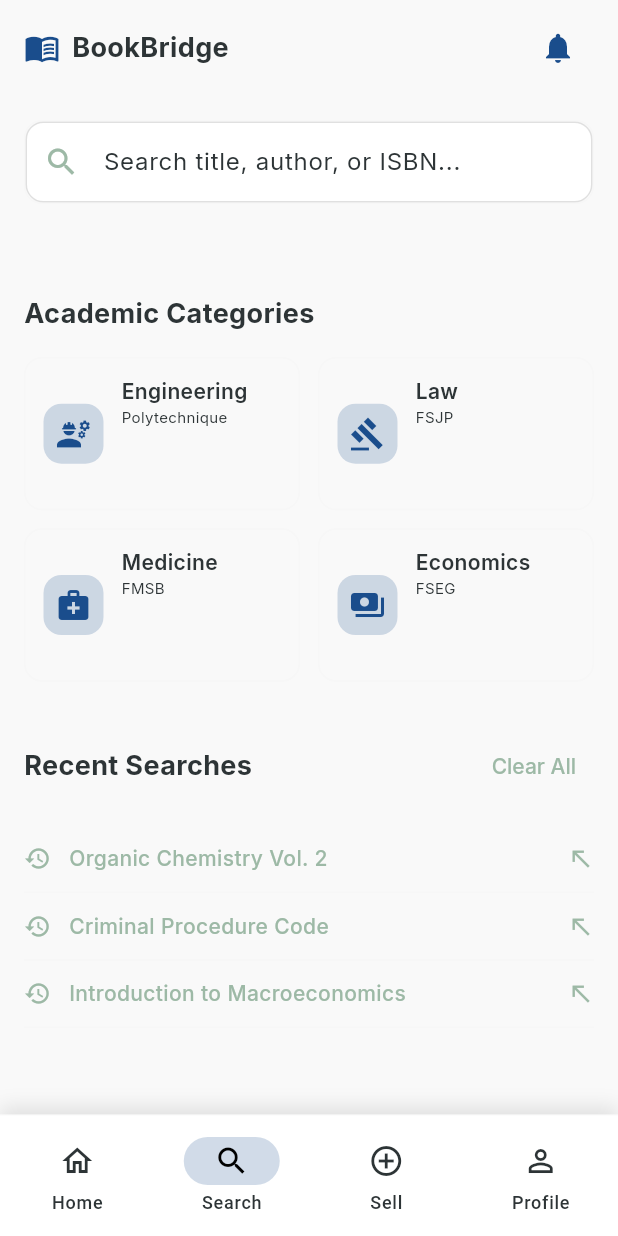
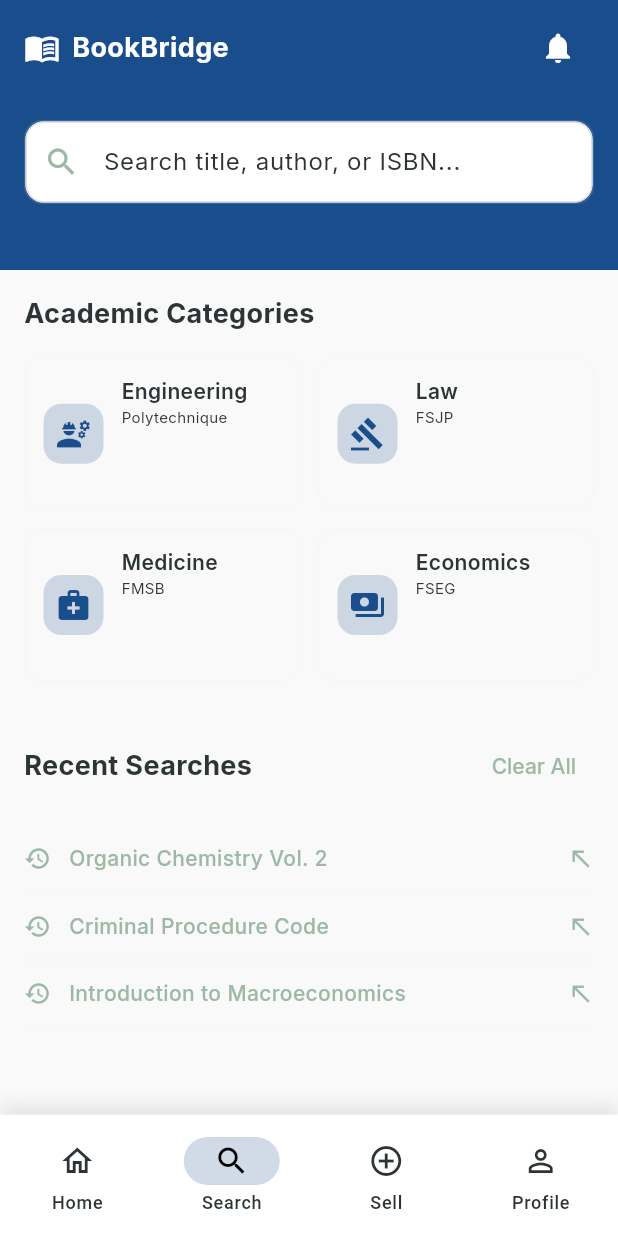
Before and after one commit to DCT-Berinyuy/book-bridge, a Flutter app: the SearchScreen screen opened by its route, on a phone screen of 412 x 824 dp. Run offline on Flutter 3.47's test engine with Material 3 defaults, Android fonts, the phone set to English and light mode, and no system bars; our stand-ins replace dartz, equatable, get_it, go_router, google_fonts, image_picker and 1 more; accounts and stored records are empty.

Commit message:
UI modification

```diff
--- a/lib/features/auth/presentation/screens/sign_in_screen.dart
+++ b/lib/features/auth/presentation/screens/sign_in_screen.dart
@@ -231,7 +231,7 @@ class _SignInScreenState extends State<SignInScreen> {
                               style: TextStyle(
                                 fontSize: 14,
                                 fontWeight: FontWeight.w500,
-                                color: const Color(0xFF1A4D8C), // Scholar Blue
+                                color: Color(0xFF1A4D8C), // Scholar Blue
                               ),
                             ),
                           ),
--- a/lib/features/auth/presentation/screens/sign_up_screen.dart
+++ b/lib/features/auth/presentation/screens/sign_up_screen.dart
@@ -330,7 +330,7 @@ class _SignUpScreenState extends State<SignUpScreen> {
                         style: TextStyle(
                           fontSize: 12,
                           fontWeight: FontWeight.w600,
-                          color: const Color(0xFF1A4D8C), // Scholar Blue
+                          color: Color(0xFF1A4D8C), // Scholar Blue
                         ),
                       ),
                       const SizedBox(height: 24),
--- a/lib/features/listings/presentation/screens/search_screen.dart
+++ b/lib/features/listings/presentation/screens/search_screen.dart
@@ -29,6 +29,8 @@ class _SearchScreenState extends State<SearchScreen> {
         return Scaffold(
           appBar: PreferredSize(
             preferredSize: const Size.fromHeight(180),
+            child: Container(
+              color: const Color(0xFF1A4D8C), // Scholar Blue
               child: SafeArea(
                 child: Container(
                   padding: const EdgeInsets.symmetric(
@@ -40,21 +42,22 @@ class _SearchScreenState extends State<SearchScreen> {
                       // Top bar with logo and notifications
                       Row(
                         children: [
-                        const Icon(
-                          Icons.menu_book,
-                          color: const Color(0xFF1A4D8C), // Primary green
-                        ),
+                          const Icon(Icons.menu_book, color: Colors.white),
                           const SizedBox(width: 8),
                           const Text(
                             'BookBridge',
                             style: TextStyle(
                               fontSize: 18,
                               fontWeight: FontWeight.w700,
+                              color: Colors.white,
                             ),
                           ),
                           const Spacer(),
                           IconButton(
-                          icon: const Icon(Icons.notifications),
+                            icon: const Icon(
+                              Icons.notifications,
+                              color: Colors.white,
+                            ),
                             onPressed: () {
                               // Notifications functionality
                             },
@@ -111,6 +114,7 @@ class _SearchScreenState extends State<SearchScreen> {
                         ),
                       ),
                     ],
+                  ),
                 ),
               ),
             ),
@@ -231,7 +235,7 @@ class _SearchScreenState extends State<SearchScreen> {
                                             const BorderRadius.vertical(
                                               top: Radius.circular(12),
                                             ),
-                                        child: Container(
+                                        child: SizedBox(
                                           width: double.infinity,
                                           height:
                                               140, // Consistent fixed height
--- a/lib/features/listings/presentation/screens/sell_screen.dart
+++ b/lib/features/listings/presentation/screens/sell_screen.dart
@@ -101,7 +101,7 @@ class _SellScreenState extends State<SellScreen> {
                 ScaffoldMessenger.of(context).showSnackBar(
                   const SnackBar(
                     content: Text('Listing created successfully!'),
-                    backgroundColor: const Color(0xFF1A4D8C), // Primary green
+                    backgroundColor: Color(0xFF1A4D8C), // Primary green
                     duration: Duration(seconds: 2),
                   ),
                 );
@@ -450,7 +450,7 @@ class _SellScreenState extends State<SellScreen> {
                     ),
                     value: viewModel.isBuyBackEligible,
                     onChanged: viewModel.setIsBuyBackEligible,
-                    activeColor: const Color(0xFF1A4D8C),
+                    activeThumbColor: const Color(0xFF1A4D8C),
                   ),
                   const SizedBox(height: 16),
                   // Stock Count (for non-individuals)
```
Also changed, not shown: lib/features/listings/presentation/screens/profile_screen.dart (+14 -3 lines), 1 other file. Lines whose indentation alone changed are shown as unchanged.
